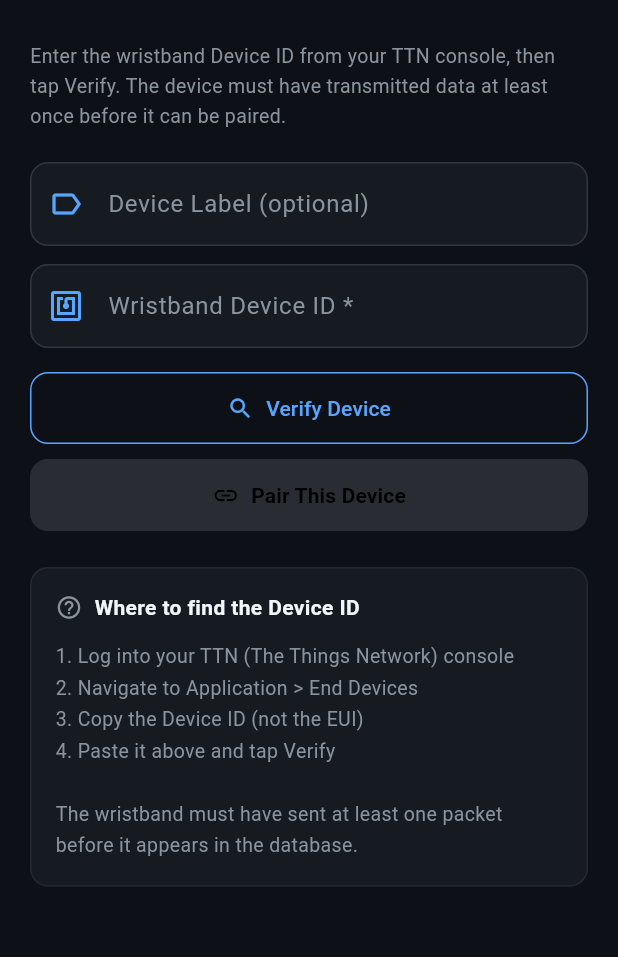
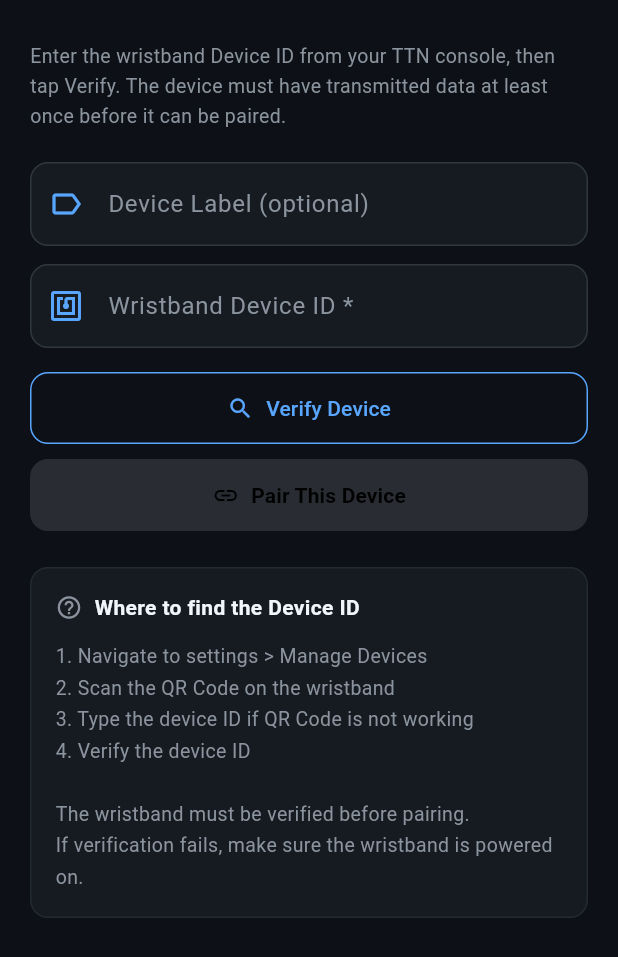
Before and after one commit to JunRey-hub/thesis, a Flutter app: the _ManualEntryTab widget shown alone on an empty page, opened directly with empty values, on a phone screen of 412 x 824 dp. Shown: the top 957 px of the screen. Run offline on Flutter 3.47's test engine with Material 3 defaults, Android fonts, the phone set to English and light mode, and no system bars; our stand-ins replace cached_network_image, firebase_auth, firebase_core, firebase_database, firebase_storage, geolocator and 4 more; missing offline and left inert: mobile_scanner; accounts and stored records are empty.

```diff
--- a/lib/wristband_pairing_page.dart
+++ b/lib/wristband_pairing_page.dart
@@ -781,12 +781,12 @@ class _ManualEntryTab extends StatelessWidget {
                 ),
                 const SizedBox(height: 12),
                 Text(
-                  "1. Log into your TTN (The Things Network) console\n"
-                  "2. Navigate to Application > End Devices\n"
-                  "3. Copy the Device ID (not the EUI)\n"
-                  "4. Paste it above and tap Verify\n\n"
-                  "The wristband must have sent at least one packet\n"
-                  "before it appears in the database.",
+                  "1. Navigate to settings > Manage Devices\n"
+                  "2. Scan the QR Code on the wristband\n"
+                  "3. Type the device ID if QR Code is not working\n"
+                  "4. Verify the device ID\n\n"
+                  "The wristband must be verified before pairing.\n"
+                  "If verification fails, make sure the wristband is powered on.",
                   style: TextStyle(
                       color: c.textSecondary,
                       fontSize: 13,
--- a/pubspec.yaml
+++ b/pubspec.yaml
@@ -35,10 +35,13 @@ dependencies:
   # --- LOCAL STORAGE ---
   shared_preferences: ^2.2.0
 
+  # --- UTILITIES ---
+  url_launcher: ^6.3.0
+
   # --- ICONS ---
   cupertino_icons: ^1.0.8
 
-  # ---- permissions ----
+  # ---- PERMISSIONS ----
   permission_handler: ^11.3.1
 
 dev_dependencies:
```
Also changed, not shown: lib/dashboard_page.dart (+73 -35 lines), pubspec.lock, 5 other files.
